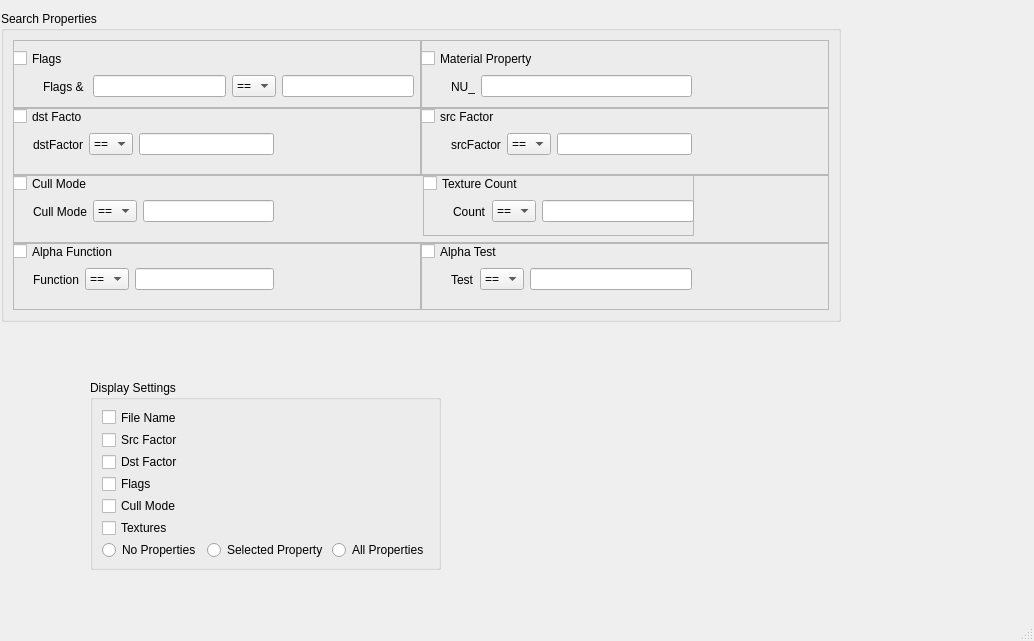
Qt form gui/settingswindow.ui (ScanMountGoat/Smash-Material-XML) before a commit.
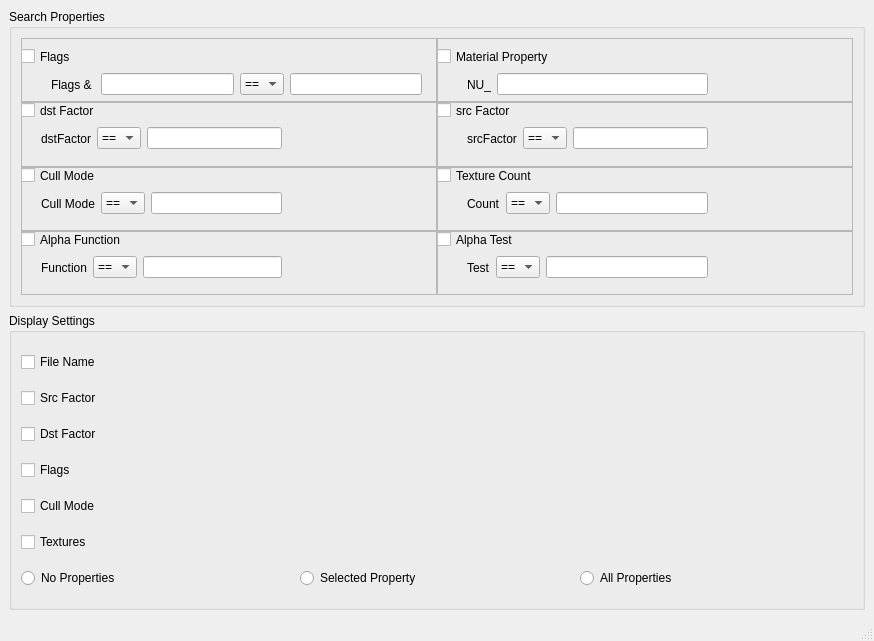
The same form after that commit.

Commit message: fix settings window formatting

Patch:
```diff
--- a/gui/settingswindow.ui
+++ b/gui/settingswindow.ui
@@ -6,7 +6,7 @@
    <rect>
     <x>0</x>
     <y>0</y>
-    <width>1034</width>
+    <width>874</width>
     <height>641</height>
    </rect>
   </property>
@@ -14,18 +14,12 @@
    <string>Settings </string>
   </property>
   <widget class="QWidget" name="centralwidget">
+   <layout class="QVBoxLayout" name="verticalLayout_3">
+    <item>
    <widget class="QGroupBox" name="searchPropertiesGroupBox">
     <property name="enabled">
      <bool>true</bool>
     </property>
-    <property name="geometry">
-     <rect>
-      <x>1</x>
-      <y>11</y>
-      <width>840</width>
-      <height>311</height>
-     </rect>
-    </property>
     <property name="sizePolicy">
      <sizepolicy hsizetype="Expanding" vsizetype="Preferred">
       <horstretch>0</horstretch>
@@ -209,7 +203,7 @@
            <rect>
             <x>0</x>
             <y>0</y>
-            <width>70</width>
+              <width>101</width>
             <height>17</height>
            </rect>
           </property>
@@ -450,15 +444,10 @@
            </layout>
           </widget>
          </widget>
+          </widget>
+         </item>
+         <item>
          <widget class="QFrame" name="textureCountFrame">
-          <property name="geometry">
-           <rect>
-            <x>410</x>
-            <y>0</y>
-            <width>271</width>
-            <height>61</height>
-           </rect>
-          </property>
           <property name="frameShape">
            <enum>QFrame::StyledPanel</enum>
           </property>
@@ -470,7 +459,7 @@
             <rect>
              <x>0</x>
              <y>0</y>
-             <width>101</width>
+              <width>131</width>
              <height>17</height>
             </rect>
            </property>
@@ -540,7 +529,6 @@
            </widget>
           </widget>
          </widget>
-        </widget>
        </item>
       </layout>
      </item>
@@ -559,7 +547,7 @@
            <rect>
             <x>0</x>
             <y>0</y>
-            <width>101</width>
+              <width>131</width>
             <height>17</height>
            </rect>
           </property>
@@ -718,15 +706,9 @@
      </item>
     </layout>
    </widget>
+    </item>
+    <item>
    <widget class="QGroupBox" name="displayOptionsGroupBox">
-    <property name="geometry">
-     <rect>
-      <x>90</x>
-      <y>380</y>
-      <width>351</width>
-      <height>190</height>
-     </rect>
-    </property>
     <property name="sizePolicy">
      <sizepolicy hsizetype="Expanding" vsizetype="Preferred">
       <horstretch>0</horstretch>
@@ -806,14 +788,16 @@
      </item>
     </layout>
    </widget>
+    </item>
+   </layout>
   </widget>
   <widget class="QMenuBar" name="menubar">
    <property name="geometry">
     <rect>
      <x>0</x>
      <y>0</y>
-     <width>1034</width>
-     <height>21</height>
+     <width>874</width>
+     <height>22</height>
     </rect>
    </property>
   </widget>
```
Lines whose indentation alone changed are shown as unchanged.
